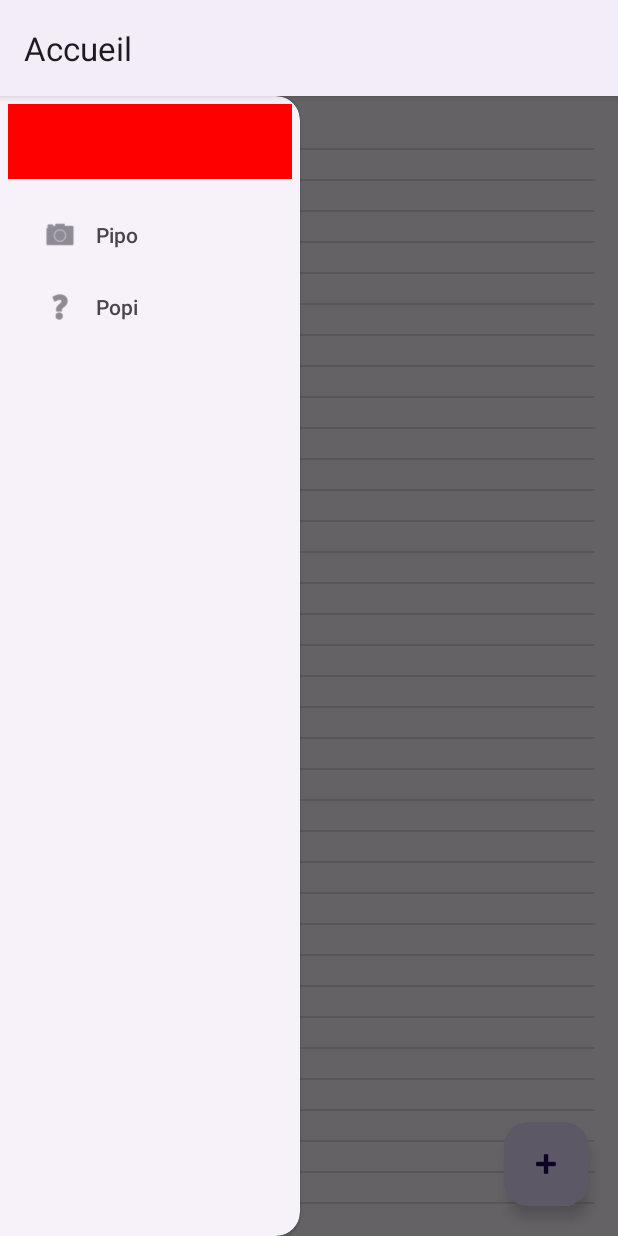
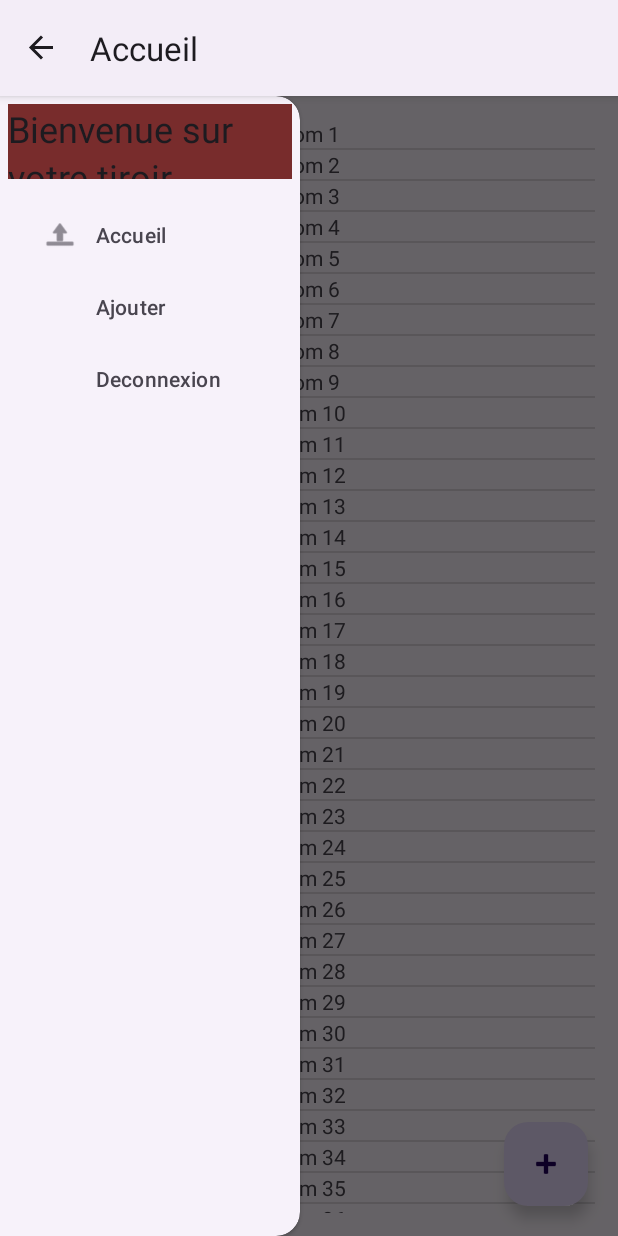
Before and after one commit to DanikLussier/4N6_TP_DanikLussier, an Android app: the MainActivity screen opened directly, with no data from a screen before it, with the side drawer open, on a phone screen of 412 x 824 dp. Run offline under Robolectric (Android 15) with nearby library versions, the phone set to English and light mode, and no system bars.

Commit message:
PROGRES : Tiroir de navigation
- Ajout du tiroir de navigation dans l'activité accueil mais le menu hamburger ne fonctionne pas
- Il manque à réparer le fonctionnement du tiroir et de l'implémenter dans les autres activités qui le nécessite

```diff
--- a/app/build.gradle.kts
+++ b/app/build.gradle.kts
@@ -9,7 +9,7 @@ android {
 
     defaultConfig {
         applicationId = "com.example.tp_daniklussier"
-        minSdk = 24
+        minSdk = 26
         targetSdk = 34
         versionCode = 1
         versionName = "1.0"
--- a/app/src/main/java/com/example/tp_daniklussier/MainActivity.kt
+++ b/app/src/main/java/com/example/tp_daniklussier/MainActivity.kt
@@ -3,8 +3,10 @@ package com.example.tp_daniklussier
 import android.content.Intent
 import android.os.Build
 import android.os.Bundle
+import android.util.Log
 import androidx.activity.enableEdgeToEdge
 import androidx.annotation.RequiresApi
+import androidx.appcompat.app.ActionBarDrawerToggle
 import androidx.appcompat.app.AppCompatActivity
 import androidx.core.view.ViewCompat
 import androidx.core.view.WindowInsetsCompat
@@ -13,6 +15,7 @@ import com.example.tp_daniklussier.adapters.TacheAdapter
 import com.example.tp_daniklussier.databinding.ActivityConsultationBinding
 import com.example.tp_daniklussier.databinding.ActivityMainBinding
 import com.example.tp_daniklussier.models.Tache
+import com.google.android.material.snackbar.Snackbar
 import java.time.Clock
 import java.time.LocalDateTime
 import java.util.Date
@@ -21,13 +24,15 @@ class MainActivity : AppCompatActivity() {
 
     private lateinit var binding: ActivityMainBinding
     private lateinit var adapter: TacheAdapter
+    private lateinit var actionBarDrawerToggle: ActionBarDrawerToggle
 
-    @RequiresApi(Build.VERSION_CODES.O)
     override fun onCreate(savedInstanceState: Bundle?) {
         super.onCreate(savedInstanceState)
 
         binding = ActivityMainBinding.inflate(layoutInflater)
         setContentView(binding.root)
+
+        setupDrawer()
 
         title = "Accueil"
 
@@ -38,6 +43,54 @@ class MainActivity : AppCompatActivity() {
 
         setupRecycler()
         fillRecycler()
+    }
+
+    private fun setupDrawer() {
+        setupDrawerApplicationBar()
+        setupDrawerItemSelected()
+    }
+
+    private fun setupDrawerApplicationBar() {
+        // Afficher le menu hamburger sur la barre d'application
+        supportActionBar!!.setDisplayHomeAsUpEnabled(true)
+
+        // Lier le tiroir de navigation à l'activité
+        // R.string.ouvert et R.string.ferme sont des strings de ressource.
+        // Référez-vous à la recette pour les strings de ressource pour voir comment les ajouter :
+        // https://info.cegepmontpetit.ca/3N5-Prog3/recettes/ressources-string
+        actionBarDrawerToggle = ActionBarDrawerToggle(this, binding.dlTiroir, R.string.nav_ouvert, R.string.nav_ferme)
+
+        // Faire en sorte que le menu hamburger se transforme en flèche au clic, et vis versa
+        binding.dlTiroir.addDrawerListener(actionBarDrawerToggle)
+        actionBarDrawerToggle.syncState()
+    }
+
+    private fun setupDrawerItemSelected() {
+        // Réagir aux clics sur les actions de menu
+        binding.nvTiroir.setNavigationItemSelectedListener { item ->
+            when (item.itemId) {
+                R.id.accueil_item -> {
+                    Snackbar.make(binding.root, "On va à l'accueil!", Snackbar.LENGTH_SHORT).show()
+                    val intent = Intent(this, MainActivity::class.java)
+                    startActivity(intent)
+                }
+                R.id.ajouter_item -> {
+                    Snackbar.make(
+                        binding.root, "On va ajouter quelque chose!", Snackbar.LENGTH_SHORT
+                    ).show()
+                    val intent = Intent(this, Creation::class.java)
+                    startActivity(intent)
+                }
+                R.id.deconnexion -> {
+                    Snackbar.make(
+                        binding.root, "Déconnexion !!!", Snackbar.LENGTH_SHORT
+                    ).show()
+                    val intent = Intent(this, Connexion::class.java)
+                    startActivity(intent)
+                }
+            }
+            false
+        }
     }
 
     private fun setupRecycler() {
@@ -61,7 +114,7 @@ class MainActivity : AppCompatActivity() {
                 sexe = "Femme"
             }
             items.add(Tache(
-                "Nom $i", null, null, 50
+                "Nom $i", 50, 80, Date(2026, 5, 5)
             ))
         }
         adapter.submitList(items) // Pour changer le contenu de la liste, utiliser submitList de l'adapteur
--- a/app/src/main/java/com/example/tp_daniklussier/adapters/TacheAdapter.kt
+++ b/app/src/main/java/com/example/tp_daniklussier/adapters/TacheAdapter.kt
@@ -7,7 +7,6 @@ import androidx.recyclerview.widget.DiffUtil
 import androidx.recyclerview.widget.ListAdapter
 import androidx.recyclerview.widget.RecyclerView
 import com.example.tp_daniklussier.Consultation
-import com.example.tp_daniklussier.MainActivity
 import com.example.tp_daniklussier.databinding.TacheItemBinding
 import com.example.tp_daniklussier.models.Tache
 
@@ -43,7 +42,7 @@ object PersonneItemDiffCallback : DiffUtil.ItemCallback<Tache>() {
     override fun areContentsTheSame(oldItem: Tache, newItem: Tache): Boolean {
         return  oldItem.nom == newItem.nom &&
                 oldItem.avancement == newItem.avancement &&
-                oldItem.dateCreation == newItem.dateCreation &&
-                oldItem.dateEcheance == newItem.dateEcheance
+                oldItem.dateEcheance == newItem.dateEcheance &&
+                oldItem.tempsEcoule == newItem.tempsEcoule
     }
 }
--- a/app/src/main/java/com/example/tp_daniklussier/models/Tache.kt
+++ b/app/src/main/java/com/example/tp_daniklussier/models/Tache.kt
@@ -4,4 +4,4 @@ import android.health.connect.datatypes.units.Percentage
 import java.time.LocalDateTime
 import java.util.Date
 
-data class Tache(val nom: String, val dateCreation: Date?, val dateEcheance: Date?, val avancement: Int)
+data class Tache(val nom: String, val avancement: Int, val tempsEcoule: Int, val dateEcheance: Date)
--- a/app/src/main/res/layout/activity_main.xml
+++ b/app/src/main/res/layout/activity_main.xml
@@ -4,7 +4,9 @@
     xmlns:app="http://schemas.android.com/apk/res-auto"
     xmlns:tools="http://schemas.android.com/tools"
     android:layout_width="match_parent"
-    android:layout_height="match_parent">
+    android:layout_height="match_parent"
+    android:id="@+id/dl_tiroir"
+    tools:context=".MainActivity">
 
     <androidx.coordinatorlayout.widget.CoordinatorLayout
         xmlns:android="http://schemas.android.com/apk/res/android"
@@ -37,13 +39,11 @@
     </androidx.coordinatorlayout.widget.CoordinatorLayout>
 
     <com.google.android.material.navigation.NavigationView
-        app:headerLayout="@layout/header"
+        app:headerLayout="@layout/nav_header"
         android:layout_width="200dp"
         android:layout_gravity="start"
         app:menu="@menu/drawer"
-        android:layout_height="match_parent" />
-
-
-
+        android:layout_height="match_parent"
+        android:id="@+id/nv_tiroir"/>
 
 </androidx.drawerlayout.widget.DrawerLayout>
--- a/app/src/main/res/layout/header.xml
+++ /dev/null
@@ -1,9 +0,0 @@
-<?xml version="1.0" encoding="utf-8"?>
-<LinearLayout
-    xmlns:android="http://schemas.android.com/apk/res/android"
-    android:layout_width="match_parent"
-    android:layout_margin="5dp"
-    android:background="#f00"
-    android:layout_height="50dp">
-
-</LinearLayout>
--- /dev/null
+++ b/app/src/main/res/layout/nav_header.xml
@@ -0,0 +1,16 @@
+<?xml version="1.0" encoding="utf-8"?>
+<LinearLayout
+    xmlns:android="http://schemas.android.com/apk/res/android"
+    android:layout_width="match_parent"
+    android:layout_margin="5dp"
+    android:background="#782C2C"
+    android:layout_height="50dp">
+
+    <TextView
+        android:layout_width="wrap_content"
+        android:layout_height="wrap_content"
+        android:text="Bienvenue sur votre tiroir"
+        android:textAppearance="?attr/textAppearanceHeadlineSmall"
+        android:textColor="?attr/colorOnSurface" />
+
+</LinearLayout>
--- a/app/src/main/res/layout/tache_item.xml
+++ b/app/src/main/res/layout/tache_item.xml
@@ -8,6 +8,7 @@
         android:id="@+id/text"
         android:layout_width="match_parent"
         android:layout_height="match_parent"
-        android:text="allo"/>
+        android:text="---"
+        android:gravity="center"/>
 
 </androidx.constraintlayout.widget.ConstraintLayout>
--- a/app/src/main/res/menu/drawer.xml
+++ b/app/src/main/res/menu/drawer.xml
@@ -1,16 +1,16 @@
 <?xml version="1.0" encoding="utf-8"?>
-<menu xmlns:android="http://schemas.android.com/apk/res/android"
-    >
-
+<menu xmlns:android="http://schemas.android.com/apk/res/android">
     <item
-        android:id="@+id/action_add_fav"
-        android:icon="@android:drawable/ic_menu_camera"
-        android:title="Pipo"
-        />
-
-    <!-- Settings, should always be in the overflow -->
-    <item android:id="@+id/action_settings"
-        android:icon="@android:drawable/ic_menu_help"
-        android:title="Popi"
-        />
+        android:id="@+id/accueil_item"
+        android:checkable="true"
+        android:icon="@android:drawable/ic_menu_upload"
+        android:title="Accueil" />
+    <item
+        android:id="@+id/ajouter_item"
+        android:checkable="true"
+        android:title="Ajouter" />
+    <item
+        android:id="@+id/deconnexion"
+        android:checkable="true"
+        android:title="Deconnexion" />
 </menu>
--- a/app/src/main/res/values/strings.xml
+++ b/app/src/main/res/values/strings.xml
@@ -1,3 +1,5 @@
 <resources>
     <string name="app_name">TP_DanikLussier</string>
+    <string name="nav_ouvert"></string>
+    <string name="nav_ferme"></string>
 </resources>
```
